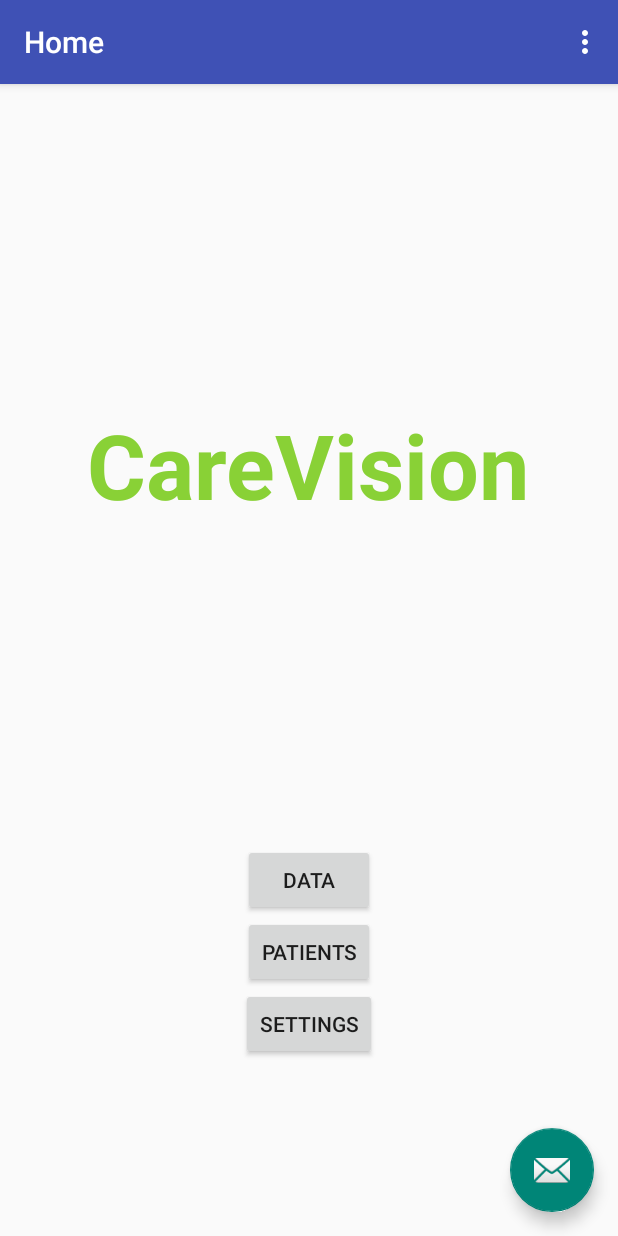
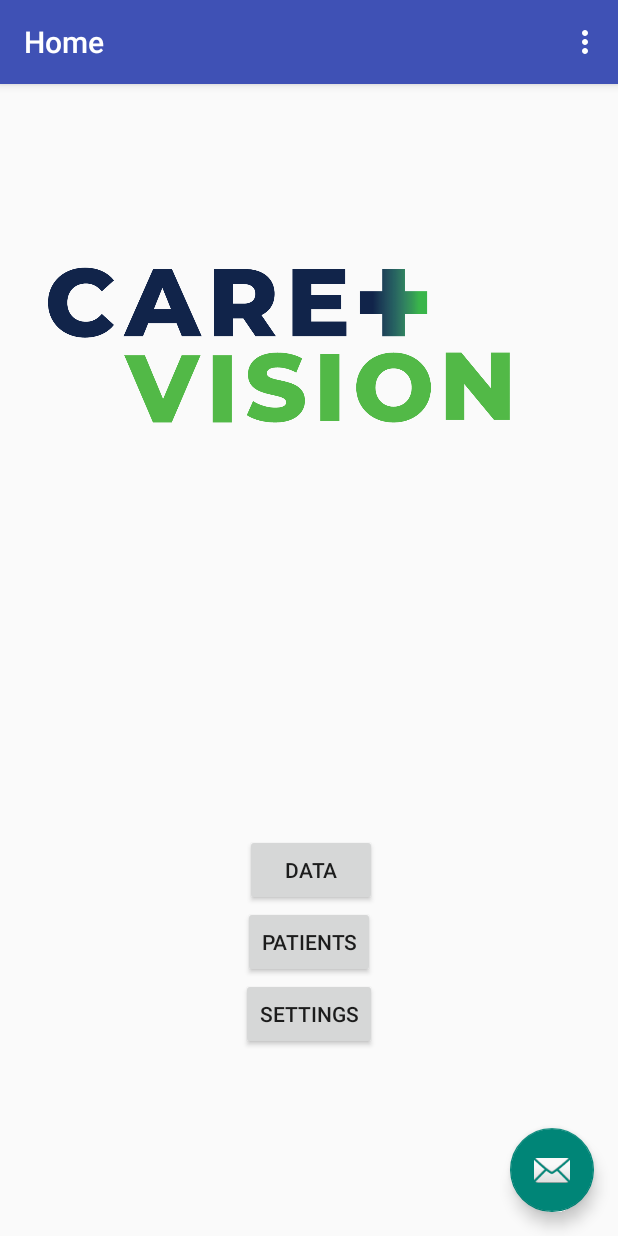
Before and after one commit to alexanderrogers241/CareVision_App, an Android app: the screen it shows after launch (MainActivity), on a phone screen of 412 x 824 dp. Run offline under Robolectric (Android 15) with nearby library versions, the phone set to English and light mode, and no system bars; our stand-ins replace navigation-ui.

Commit message:
Changed button names and added logo

```diff
--- a/app/src/main/java/com/example/seniordesigni/FirstFragment.java
+++ b/app/src/main/java/com/example/seniordesigni/FirstFragment.java
@@ -29,7 +29,7 @@ public class FirstFragment extends Fragment {
     public void onViewCreated(@NonNull View view, Bundle savedInstanceState) {
         super.onViewCreated(view, savedInstanceState);
 
-        binding.buttonFirst.setOnClickListener(new View.OnClickListener() {
+        binding.buttonData.setOnClickListener(new View.OnClickListener() {
             @Override
             public void onClick(View view) {
                 NavHostFragment.findNavController(FirstFragment.this)
--- a/app/src/main/res/layout/fragment_first.xml
+++ b/app/src/main/res/layout/fragment_first.xml
@@ -6,47 +6,41 @@
     android:layout_height="match_parent"
     tools:context=".FirstFragment">
 
-    <TextView
-        android:id="@+id/textview_first"
+    <ImageView
+        android:id="@+id/Logo"
+        android:layout_width="380dp"
+        android:layout_height="348dp"
+        android:src="@drawable/carevision_logo_03_03"
+        tools:layout_editor_absoluteX="15dp"
+        tools:layout_editor_absoluteY="64dp" />
+
+    <Button
+        android:id="@+id/button_data"
         android:layout_width="wrap_content"
         android:layout_height="wrap_content"
-        android:text="@string/hello_first_fragment"
-        android:textAlignment="center"
-        android:textAppearance="@style/TextAppearance.AppCompat.Large"
-        android:textColor="#89D136"
-        android:textSize="60sp"
-        android:textStyle="bold"
-        app:layout_constraintBottom_toTopOf="@id/button_first"
-        app:layout_constraintEnd_toEndOf="parent"
-        app:layout_constraintHorizontal_bias="0.498"
-        app:layout_constraintStart_toStartOf="parent"
-        app:layout_constraintTop_toTopOf="parent" />
-
-    <Button
-        android:id="@+id/button_first"
-        android:layout_width="wrap_content"
-        android:layout_height="wrap_content"
+        android:layout_marginBottom="220dp"
         android:text="@string/next"
         app:layout_constraintBottom_toBottomOf="parent"
         app:layout_constraintEnd_toEndOf="parent"
-        app:layout_constraintStart_toStartOf="parent"
-        app:layout_constraintTop_toBottomOf="@id/textview_first" />
+        app:layout_constraintHorizontal_bias="0.504"
+        app:layout_constraintStart_toStartOf="parent" />
 
     <Button
-        android:id="@+id/button2"
+        android:id="@+id/button_patients"
         android:layout_width="wrap_content"
         android:layout_height="wrap_content"
         android:text="Patients"
         app:layout_constraintEnd_toEndOf="parent"
         app:layout_constraintStart_toStartOf="parent"
-        app:layout_constraintTop_toBottomOf="@+id/button_first" />
+        app:layout_constraintTop_toBottomOf="@+id/button_data" />
 
     <Button
-        android:id="@+id/button4"
+        android:id="@+id/button_settings"
         android:layout_width="wrap_content"
         android:layout_height="wrap_content"
         android:text="Settings"
         app:layout_constraintEnd_toEndOf="parent"
         app:layout_constraintStart_toStartOf="parent"
-        app:layout_constraintTop_toBottomOf="@+id/button2" />
+        app:layout_constraintTop_toBottomOf="@+id/button_patients" />
+
 </androidx.constraintlayout.widget.ConstraintLayout>
```
Also changed, not shown: app/src/main/res/drawable/carevision_logo_03_03.png (added).
